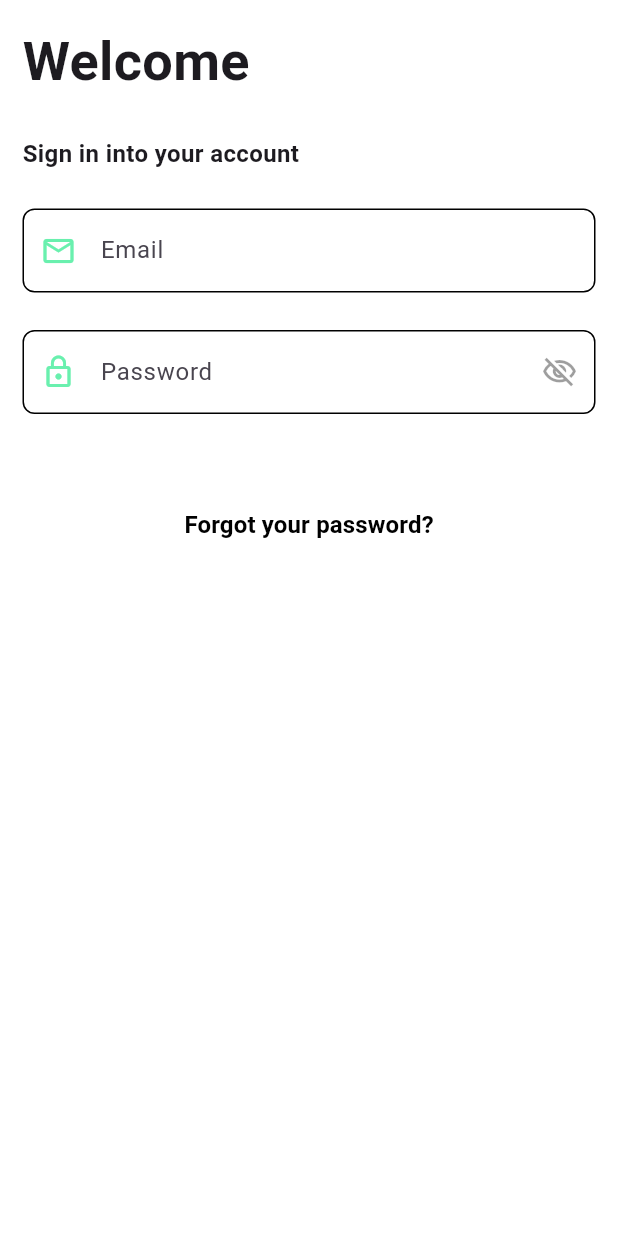
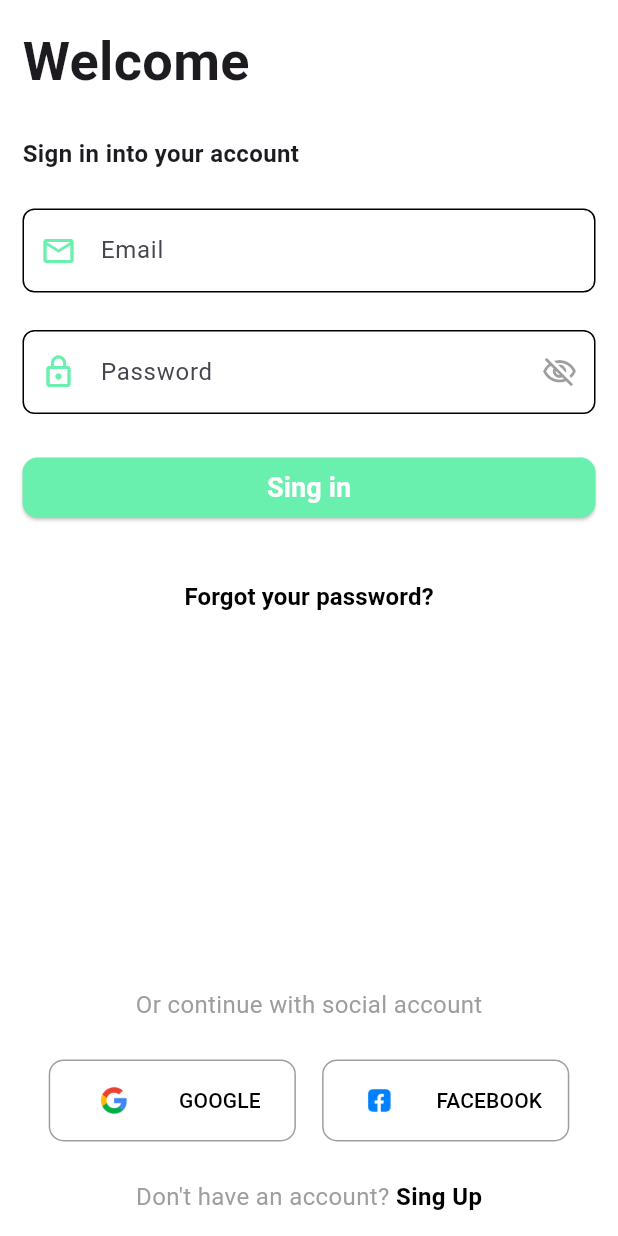
Before and after one commit to imVlado/flutter_doctor_app, a Flutter app: the screen it shows after launch, on a phone screen of 412 x 824 dp. Run offline on Flutter 3.47's test engine with Material 3 defaults, Android fonts, the light colour scheme and no system bars.

Commit message:
Sing in Button and social sing up

```diff
--- /dev/null
+++ b/lib/components/button.dart
@@ -0,0 +1,41 @@
+import 'package:flutter/material.dart';
+import 'package:flutter_doctor_app/utils/config.dart';
+
+class Button extends StatelessWidget {
+  const Button({
+    super.key,
+    required this.width,
+    required this.title,
+    required this.disable,
+    required this.onPressed,});
+
+  final double width;
+  final String title;
+  final bool disable;
+  final Function() onPressed;
+
+
+  @override
+  Widget build(BuildContext context) {
+    return SizedBox(
+      width: width,
+      child: ElevatedButton(
+        style: ElevatedButton.styleFrom(
+          backgroundColor: Config.primaryColor,
+          foregroundColor: Colors.white,
+          shape: RoundedRectangleBorder(
+            borderRadius: BorderRadius.circular(10),
+          ),
+        ),
+        onPressed: disable ? null : onPressed,
+        child: Text(
+          title,
+          style: const TextStyle(
+            fontSize: 18,
+            fontWeight: FontWeight.bold,
+          ),
+        ),
+      )
+    );
+  }
+}
--- a/lib/components/login_form.dart
+++ b/lib/components/login_form.dart
@@ -1,4 +1,5 @@
 import 'package:flutter/material.dart';
+import 'package:flutter_doctor_app/components/button.dart';
 import 'package:flutter_doctor_app/utils/config.dart';
 
 class LoginForm extends StatefulWidget {
@@ -60,6 +61,12 @@ class _LoginFormState extends State<LoginForm> {
           ),
           Config.spaceSmall,
           //login button
+          Button(
+            width: double.infinity,
+            title: 'Sing in',
+            onPressed: (){},
+            disable: false,
+          )
         ],
         )
     );
--- /dev/null
+++ b/lib/components/social_button.dart
@@ -0,0 +1,45 @@
+import 'package:flutter/material.dart';
+import 'package:flutter_doctor_app/utils/config.dart';
+
+class SocialButton extends StatelessWidget {
+  const SocialButton({super.key,required this.social,});
+
+  final String social;
+
+  @override
+  Widget build(BuildContext context) {
+    Config().init(context);
+    return OutlinedButton(
+      style: OutlinedButton.styleFrom(
+        padding: const EdgeInsets.symmetric(vertical: 15,),
+        side: const BorderSide(width: 1, color: Colors.black38),
+        shape: RoundedRectangleBorder(
+          borderRadius: BorderRadius.circular(10),
+        ),
+      ),
+      onPressed: () {},
+      child: SizedBox(
+        width: Config.widthSize * 0.4,
+        height: Config.heightSize * 0.03,
+        child: Row(
+          mainAxisAlignment: MainAxisAlignment.spaceEvenly,
+          children: <Widget>[
+            Image.asset(
+              'assets/$social.png',
+              width: 40,
+              height: 40,
+              ),
+              Text(
+                social.toUpperCase(),
+                style: const TextStyle(
+                  color: Colors.black,
+                ),
+              )
+
+
+          ],
+        ),
+      )
+    );
+  }
+}
--- a/lib/screens/auth_page.dart
+++ b/lib/screens/auth_page.dart
@@ -1,5 +1,6 @@
 import 'package:flutter/material.dart';
 import 'package:flutter_doctor_app/components/login_form.dart';
+import 'package:flutter_doctor_app/components/social_button.dart';
 import 'package:flutter_doctor_app/utils/config.dart';
 import 'package:flutter_doctor_app/utils/text.dart';
 
@@ -43,7 +44,7 @@ class  _AuthPageState extends State<AuthPage> {
               ),
               Config.spaceSmall,
               //Componente del login
-              LoginForm(),
+              const LoginForm(),
               Config.spaceSmall,
               Center(
                 child: TextButton(
@@ -57,6 +58,49 @@ class  _AuthPageState extends State<AuthPage> {
                   ),
                 ),
                 )
+              ),
+              //agrega el boton social sing in
+              const Spacer(),
+              Center(
+                child: Text(
+                  AppText.enText['social-login']!,
+                  style: TextStyle(
+                    fontSize:  16,
+                    fontWeight: FontWeight.normal,
+                    color: Colors.grey.shade500,
+                  ),
+                ),
+              ),
+              Config.spaceSmall,
+              Row(
+                mainAxisAlignment: MainAxisAlignment.spaceEvenly,
+                children: const <Widget>[
+                  SocialButton(social: 'google',),
+                  SocialButton(social: 'facebook',),
+                ]
+              ),
+              Config.spaceSmall,
+              Row(
+                mainAxisAlignment: MainAxisAlignment.center,
+                children: <Widget>[
+                  Text(
+                    AppText.enText['singUp_text']!,
+                    style: TextStyle(
+                      fontSize:  16,
+                      fontWeight: FontWeight.normal,
+                      color: Colors.grey.shade500,
+                      ),
+                  ),
+                  const Text(
+                      ' Sing Up',
+                      style: TextStyle(
+                      fontSize:  16,
+                      fontWeight: FontWeight.bold,
+                      color: Colors.black,
+                      ),
+
+                  )
+                ],
               )
             ]
           )
```
Also changed, not shown: assets/facebook.png (added), assets/google.png (added).
